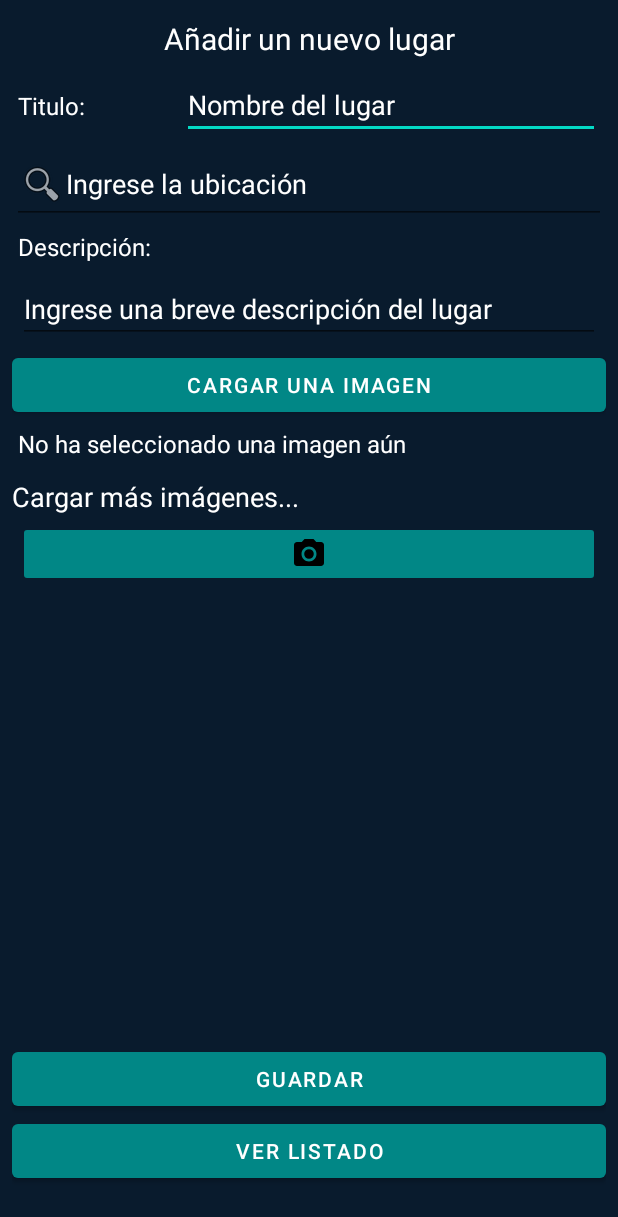
After one commit to ETPS3-T/ETPS3-T_Project, an Android app: the fragment AdministrarLugares shown on its own in the app's theme, on a phone screen of 412 x 824 dp. The commit adds this screen. Shown: the top 1217 px of the screen. Run offline under Robolectric (Android 15) with nearby library versions, the phone set to English and light mode, and no system bars; Roboto replaces fonts that are not available here.

Commit message:
Agregado el fragment de Administrar Lugar.

```diff
--- a/app/build.gradle
+++ b/app/build.gradle
@@ -48,5 +48,5 @@ dependencies {
     //noinspection GradleCompatible
     androidTestImplementation 'androidx.test.ext:junit:1.1.2'
     androidTestImplementation 'androidx.test.espresso:espresso-core:3.3.0'
-
+    implementation 'com.github.bumptech.glide:glide:3.6.1'
 }
--- a/app/src/main/AndroidManifest.xml
+++ b/app/src/main/AndroidManifest.xml
@@ -3,6 +3,7 @@
     package="com.example.sivartravel">
 
     <uses-permission android:name="android.permission.ACCESS_FINE_LOCATION" />
+    <uses-permission android:name="android.permission.READ_EXTERNAL_STORAGE"></uses-permission>
 
     <application
         android:allowBackup="true"
--- a/app/src/main/java/com/example/sivartravel/Administrador.java
+++ b/app/src/main/java/com/example/sivartravel/Administrador.java
@@ -36,7 +36,7 @@ public class Administrador extends AppCompatActivity {
         // Passing each menu ID as a set of Ids because each
         // menu should be considered as top level destinations.R.id.nav_consultarmedicamentos_a,R.id.nav_medicamentos_a
         mAppBarConfiguration = new AppBarConfiguration.Builder(
-                R.id.admin_Inicio,R.id.pruebaBd)
+                R.id.admin_Inicio,R.id.pruebaBd, R.id.administrarLugares)
                 .setDrawerLayout(drawer)
                 .build();
         NavController navController = Navigation.findNavController(this, R.id.nav_hosta);
--- /dev/null
+++ b/app/src/main/java/com/example/sivartravel/admin/AdministrarLugares.java
@@ -0,0 +1,211 @@
+package com.example.sivartravel.admin;
+
+import android.content.ClipData;
+import android.content.Intent;
+import android.net.Uri;
+import android.os.Bundle;
+
+import androidx.annotation.NonNull;
+import androidx.annotation.Nullable;
+import androidx.fragment.app.Fragment;
+
+import android.provider.MediaStore;
+import android.view.LayoutInflater;
+import android.view.View;
+import android.view.ViewGroup;
+import android.widget.Button;
+import android.widget.EditText;
+import android.widget.GridView;
+import android.widget.ImageButton;
+import android.widget.TextView;
+import android.widget.Toast;
+
+import com.example.sivartravel.R;
+
+import java.util.ArrayList;
+import java.util.List;
+
+import static android.app.Activity.RESULT_OK;
+
+/**
+ * A simple {@link Fragment} subclass.
+ * Use the {@link AdministrarLugares#newInstance} factory method to
+ * create an instance of this fragment.
+ */
+public class AdministrarLugares extends Fragment
+{
+    private TextView TvImgSeleccionada;
+    private Button BtnImgPortada, BtnGuardarLugar, BtnListaLugar;
+    private ImageButton BtnCargarFotos;
+    private EditText EdtNombreLugar, EdtLocationLugar, EdtDescripcionLugar;
+    private GridView GridImgs;
+    Uri IMG_uri;
+    boolean Portada = false;
+    boolean Galery = false;
+
+    GridViewAdapter baseAdapter;
+
+    List<Uri> Lista = new ArrayList<>();
+
+    // TODO: Rename parameter arguments, choose names that match
+    // the fragment initialization parameters, e.g. ARG_ITEM_NUMBER
+    private static final String ARG_PARAM1 = "param1";
+    private static final String ARG_PARAM2 = "param2";
+
+    // TODO: Rename and change types of parameters
+    private String mParam1;
+    private String mParam2;
+
+    public AdministrarLugares() { }
+
+    @Override
+    public void onCreate(Bundle savedInstanceState)
+    {
+        super.onCreate(savedInstanceState);
+        if (getArguments() != null) {
+            mParam1 = getArguments().getString(ARG_PARAM1);
+            mParam2 = getArguments().getString(ARG_PARAM2);
+        }
+    }
+
+    @Override
+    public void onViewCreated(@NonNull View view, @Nullable Bundle savedInstanceState)
+    {
+        super.onViewCreated(view, savedInstanceState);
+
+        BtnImgPortada = view.findViewById(R.id.BtnImgPortada);
+        BtnCargarFotos = view.findViewById(R.id.BtnCargarFotos);
+        BtnGuardarLugar = view.findViewById(R.id.BtnGuardarLugar);
+        BtnListaLugar = view.findViewById(R.id.BtnListaLugar);
+        GridImgs = view.findViewById(R.id.GridImgs);
+
+        TvImgSeleccionada = view.findViewById(R.id.TvImgSeleccionada);
+        EdtNombreLugar = view.findViewById(R.id.EdtNombreLugar);
+        EdtLocationLugar = view.findViewById(R.id.EdtLocationLugar);
+        EdtDescripcionLugar = view.findViewById(R.id.EdtDescripcionLugar);
+
+
+        BtnCargarFotos.setOnClickListener(new View.OnClickListener()
+        {
+            @Override
+            public void onClick(View v)
+            {
+                GaleriaMultiple();
+            }
+        });
+
+        BtnImgPortada.setOnClickListener(new View.OnClickListener()
+        {
+            @Override
+            public void onClick(View v)
+            {
+                GaleriaSimple();
+            }
+        });
+
+        BtnGuardarLugar.setOnClickListener(new View.OnClickListener() {
+            @Override
+            public void onClick(View v)
+            {
+                Comprobar();
+            }
+        });
+
+        BtnListaLugar.setOnClickListener(new View.OnClickListener()
+        {
+            @Override
+            public void onClick(View v)
+            {
+                /*
+                Intent OpenList = new Intent(AdministrarLugares.this, );
+                startActivity(OpenList);*/
+            }
+        });
+    }
+
+    @Override
+    public View onCreateView(LayoutInflater inflater, ViewGroup container,
+                             Bundle savedInstanceState) {
+        // Inflate the layout for this fragment
+        return inflater.inflate(R.layout.fragment_administrar_lugares, container, false);
+    }
+
+
+    public void GaleriaSimple()
+    {
+        Intent OpenSimpleGalery = new Intent(Intent.ACTION_PICK, MediaStore.Images.Media.EXTERNAL_CONTENT_URI);
+        OpenSimpleGalery.setType("image/*");
+        startActivityForResult(Intent.createChooser(OpenSimpleGalery, "Seleccione la aplicación..." ), 10);
+    }
+
+    public void GaleriaMultiple()
+    {
+        Intent OpenGalery = new Intent();
+        OpenGalery.setType("image/*");
+        OpenGalery.putExtra(Intent.EXTRA_ALLOW_MULTIPLE, true);
+        OpenGalery.setAction(OpenGalery.ACTION_GET_CONTENT);
+        startActivityForResult(Intent.createChooser(OpenGalery, "Seleccione las imagenes...") , 1000);
+    }
+
+    @Override
+    public void onActivityResult(int requestCode, int resultCode, @Nullable Intent data)
+    {
+        super.onActivityResult(requestCode, resultCode, data);
+
+        if(resultCode == RESULT_OK)
+        {
+            if(requestCode == 10)
+            {
+                Uri path = data.getData();
+                TvImgSeleccionada.setText(path.toString());
+                Portada = true;
+            }
+            else if(requestCode == 1000)
+            {
+                ClipData clipData = data.getClipData();
+
+                if(clipData == null)
+                {
+                    IMG_uri = data.getData();
+                    Lista.add(IMG_uri);
+                    Galery = true;
+                }
+                else
+                {
+                    for(int i = 0; i < clipData.getItemCount(); i++)
+                    {
+                        Lista.add(clipData.getItemAt(i).getUri());
+                    }
+                    Galery = true;
+                }
+            }
+        }
+
+        baseAdapter = new GridViewAdapter(getView().getContext(), Lista);
+        GridImgs.setAdapter(baseAdapter);
+    }
+
+    public boolean Comprobar()
+    {
+        if(Portada && Galery && !EdtNombreLugar.getText().toString().isEmpty() && !EdtLocationLugar.getText().toString().isEmpty() && !EdtDescripcionLugar.getText().toString().isEmpty())
+        {
+            return true;
+        }
+        else
+        {
+            Toast.makeText(getActivity().getApplicationContext(), "Ingrese los datos e imagenes requeridas" , Toast.LENGTH_LONG).show();
+            return false;
+        }
+    }
+
+    public static AdministrarLugares newInstance(String param1, String param2) {
+        AdministrarLugares fragment = new AdministrarLugares();
+        Bundle args = new Bundle();
+        args.putString(ARG_PARAM1, param1);
+        args.putString(ARG_PARAM2, param2);
+        fragment.setArguments(args);
+        return fragment;
+    }
+
+
+}
--- a/app/src/main/java/com/example/sivartravel/admin/admin_Inicio.java
+++ b/app/src/main/java/com/example/sivartravel/admin/admin_Inicio.java
@@ -15,7 +15,8 @@ import com.example.sivartravel.R;
  * Use the {@link admin_Inicio#newInstance} factory method to
  * create an instance of this fragment.
  */
-public class admin_Inicio extends Fragment {
+public class admin_Inicio extends Fragment
+{
 
     // TODO: Rename parameter arguments, choose names that match
     // the fragment initialization parameters, e.g. ARG_ITEM_NUMBER
--- a/app/src/main/res/layout/activity_menu_admin.xml
+++ b/app/src/main/res/layout/activity_menu_admin.xml
@@ -7,8 +7,7 @@
     tools:context=".admin.menuAdmin"
     android:padding="5dp"
     android:orientation="vertical"
-    android:background="@drawable/admin_fondo"
-    >
+    android:background="@drawable/admin_fondo">
 
     <LinearLayout
         android:layout_width="match_parent"
--- /dev/null
+++ b/app/src/main/res/layout/fragment_administrar_lugares.xml
@@ -0,0 +1,163 @@
+<?xml version="1.0" encoding="utf-8"?>
+    <ScrollView xmlns:android="http://schemas.android.com/apk/res/android"
+        xmlns:app="http://schemas.android.com/apk/res-auto"
+        xmlns:tools="http://schemas.android.com/tools"
+        android:layout_width="match_parent"
+        android:layout_height="match_parent"
+        android:orientation="vertical"
+        android:background="#091B2D"
+        android:padding="8dp"
+        tools:context=".admin.AdministrarLugares">
+
+        <LinearLayout
+            android:layout_width="match_parent"
+            android:layout_height="wrap_content"
+            android:orientation="vertical">
+
+            <TextView
+                android:layout_width="match_parent"
+                android:layout_height="wrap_content"
+                android:layout_margin="4dp"
+                android:gravity="center"
+                android:text="Añadir un nuevo lugar"
+                android:textColor="@color/white"
+                android:textSize="20sp" />
+
+            <LinearLayout
+                android:layout_width="match_parent"
+                android:layout_height="match_parent"
+                android:orientation="horizontal"
+                android:layout_margin="4dp">
+                <TextView
+                    android:id="@+id/textView10"
+                    android:layout_width="wrap_content"
+                    android:layout_height="wrap_content"
+                    android:layout_weight="1"
+                    android:text="Titulo:"
+                    android:textColor="@color/white"
+                    android:textSize="16sp" />
+
+                <EditText
+                    android:id="@+id/EdtNombreLugar"
+                    android:layout_width="wrap_content"
+                    android:layout_height="wrap_content"
+                    android:layout_weight="1"
+                    android:ems="10"
+                    android:hint="Nombre del lugar"
+                    android:inputType="textPersonName"
+                    android:textColor="@color/white"
+                    android:textColorHint="@color/white" />
+            </LinearLayout>
+
+            <LinearLayout
+                android:layout_width="match_parent"
+                android:layout_height="match_parent"
+                android:orientation="vertical">
+
+                <AutoCompleteTextView
+                    android:id="@+id/EdtLocationLugar"
+                    android:layout_width="match_parent"
+                    android:layout_height="wrap_content"
+                    android:layout_weight="1"
+                    android:drawableLeft="@android:drawable/ic_menu_search"
+                    android:hint="Ingrese la ubicación"
+                    android:textColor="@color/white"
+                    android:textColorHint="@color/white" />
+
+                <TextView
+                    android:id="@+id/textView11"
+                    android:layout_width="wrap_content"
+                    android:layout_height="wrap_content"
+                    android:layout_margin="4dp"
+                    android:layout_weight="1"
+                    android:text="Descripción:"
+                    android:textColor="@color/white"
+                    android:textSize="16sp" />
+
+                <EditText
+                    android:id="@+id/EdtDescripcionLugar"
+                    android:layout_width="match_parent"
+                    android:layout_height="wrap_content"
+                    android:layout_margin="4dp"
+                    android:layout_weight="1"
+                    android:ems="10"
+                    android:gravity="start|top"
+                    android:hint="Ingrese una breve descripción del lugar"
+                    android:inputType="textMultiLine"
+                    android:textColor="@color/white"
+                    android:textColorHint="@color/white" />
+
+                <Button
+                    android:id="@+id/BtnImgPortada"
+                    android:layout_width="match_parent"
+                    android:layout_height="wrap_content"
+                    android:layout_weight="1"
+                    app:backgroundTint="@color/teal_700"
+                    android:text="Cargar una imagen" />
+
+                <TextView
+                    android:id="@+id/TvImgSeleccionada"
+                    android:layout_width="match_parent"
+                    android:layout_height="wrap_content"
+                    android:layout_margin="4dp"
+                    android:layout_weight="1"
+                    android:text="No ha seleccionado una imagen aún"
+                    android:textColor="@color/white"
+                    android:textSize="16sp" />
+
+                <TextView
+                    android:id="@+id/textView12"
+                    android:layout_width="match_parent"
+                    android:layout_height="wrap_content"
+                    android:layout_marginTop="8dp"
+                    android:layout_weight="1"
+                    android:text="Cargar más imágenes..."
+                    android:textColor="@color/white"
+                    android:textSize="18sp" />
+
+                <ImageButton
+                    android:id="@+id/BtnCargarFotos"
+                    android:layout_width="match_parent"
+                    android:layout_height="wrap_content"
+                    android:layout_margin="4dp"
+                    android:layout_weight="1"
+                    app:backgroundTint="@color/teal_700"
+                    android:src="@drawable/ic_menu_camera" />
+            </LinearLayout>
+
+            <LinearLayout
+                android:layout_width="match_parent"
+                android:layout_height="wrap_content"
+                android:orientation="vertical">
+
+                <GridView
+                    android:id="@+id/GridImgs"
+                    android:layout_width="match_parent"
+                    android:layout_height="300dp"
+                    android:columnWidth="150dp"
+                    android:horizontalSpacing="4dp"
+                    android:numColumns="4"
+                    android:verticalSpacing="4dp" />
+            </LinearLayout>
+
+            <LinearLayout
+                android:layout_width="match_parent"
+                android:layout_height="match_parent"
+                android:orientation="vertical">
+
+                <Button
+                    android:id="@+id/BtnGuardarLugar"
+                    android:layout_width="match_parent"
+                    android:layout_height="wrap_content"
+                    android:text="Guardar"
+                    app:backgroundTint="@color/teal_700" />
+
+                <Button
+                    android:id="@+id/BtnListaLugar"
+                    android:layout_width="match_parent"
+                    android:layout_height="wrap_content"
+                    android:text="Ver listado"
+                    app:backgroundTint="@color/teal_700" />
+            </LinearLayout>
+        </LinearLayout>
+    </ScrollView>
--- a/app/src/main/res/menu/activity_main_drawer_administrador.xml
+++ b/app/src/main/res/menu/activity_main_drawer_administrador.xml
@@ -15,6 +15,11 @@
             android:icon="@drawable/ic_home"
             android:title="INICIO" />
 
+        <item
+            android:id="@+id/administrarLugares"
+            android:icon="@drawable/ic_menu_camera"
+            android:title="Administrar Lugares"></item>
+
     </group>
     <group>
         <item
```
Also changed, not shown: app/src/main/java/com/example/sivartravel/admin/GridViewAdapter.java (added, +71 -0 lines), app/src/main/res/drawable/delete_icon.xml (added, +10 -0 lines), app/src/main/res/layout/grid_pics.xml (added, +31 -0 lines), app/src/main/res/navigation/mobile_navigation_administrador.xml (+9 -0 lines).
